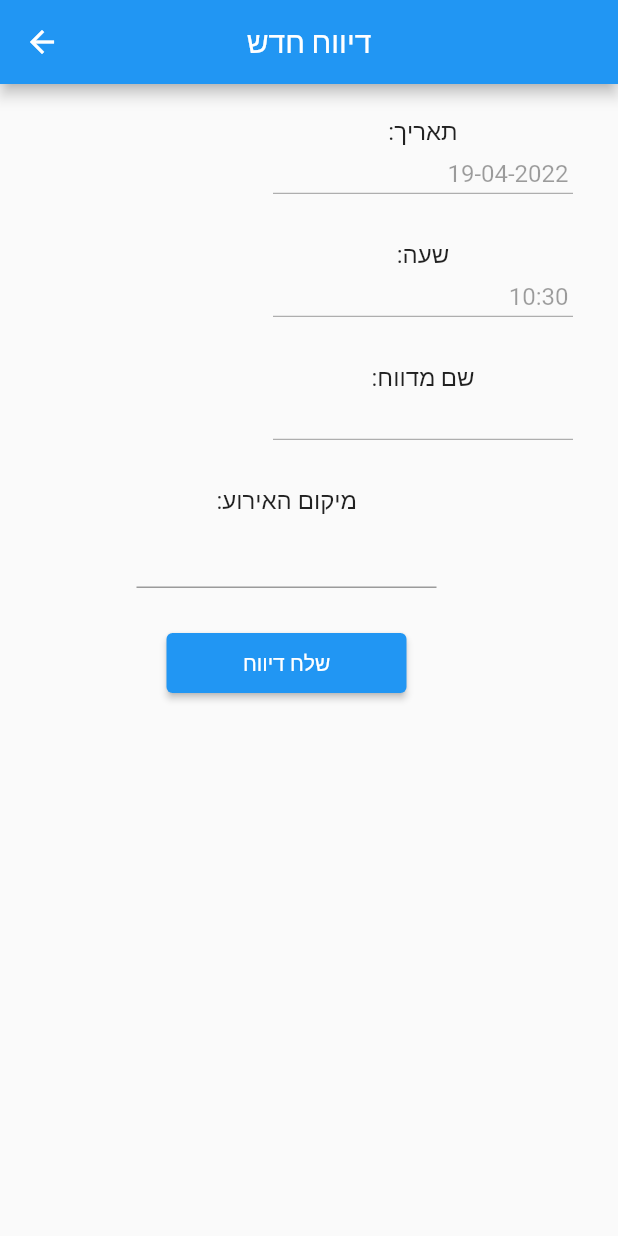
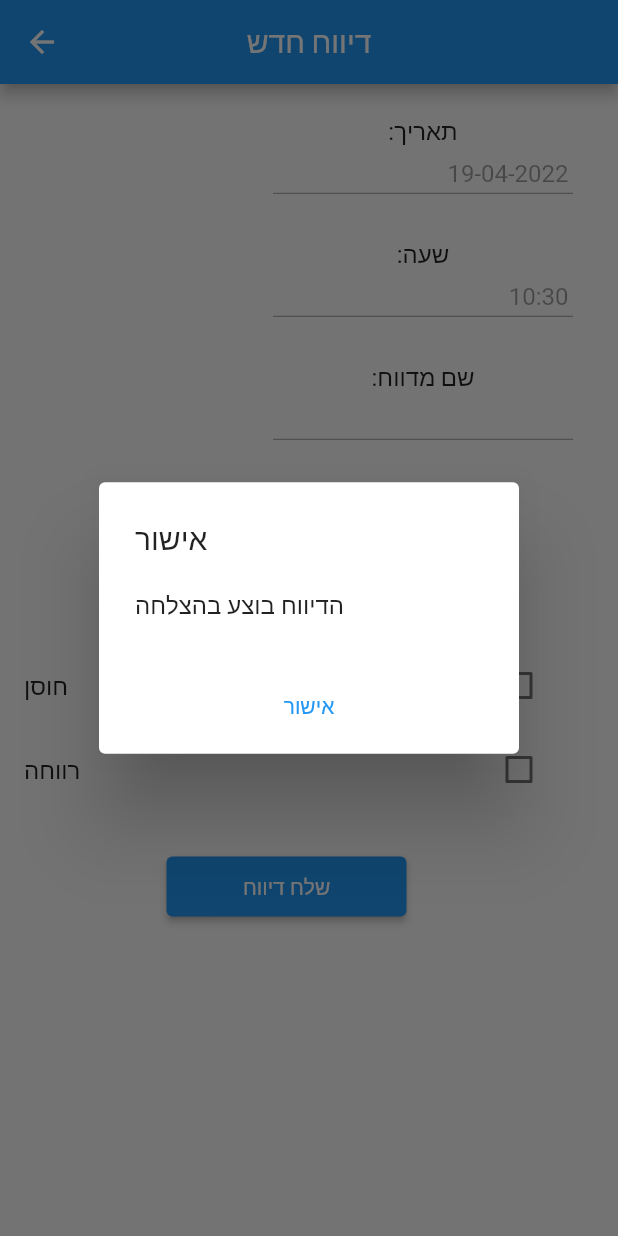
Before and after one commit to oshrey16/RedHosen, a Flutter app: the ReportPage screen opened directly, after a tap on "שלח דיווח", on a phone screen of 412 x 824 dp. Run offline on Flutter 3.47's test engine with Material 2 defaults, Android fonts, the light colour scheme and no system bars; our stand-ins replace cloud_firestore, cloud_functions, csv, firebase_auth, firebase_core, firebase_database and 2 more; accounts and stored records are empty.

Commit message:
Save realtime db with ReportTo & Show Msg when user send report

```diff
--- a/lib/mytools.dart
+++ b/lib/mytools.dart
@@ -87,3 +87,8 @@ Widget logoutButton(BuildContext context) {
     child: const Text("התנתק"),
   );
 }
+
+enum institution{
+  hosen,
+  social,
+}
--- a/lib/reporter/report_class.dart
+++ b/lib/reporter/report_class.dart
@@ -1,32 +1,46 @@
 import 'package:cloud_firestore/cloud_firestore.dart';
 import 'package:flutter/material.dart';
 import 'package:firebase_database/firebase_database.dart';
+import 'package:red_hosen/mytools.dart';
 
 class ReportClass {
   Map<String, dynamic> fields = {};
   late String version;
+  // final Map<institution,bool> reportToValue;
+  late Map<String, bool> reportTo = {};
 
-  ReportClass(this.version, Map<int, TextEditingController> textControllers) {
+  ReportClass(this.version, Map<int, TextEditingController> textControllers,
+      reportToValue) {
     castControllers(textControllers);
+    castReportTo(reportToValue);
     fields['version'] = version;
   }
 
+  /// Cast Controllers To <string,dynamic>
   castControllers(Map<int, TextEditingController> textControllers) {
     textControllers.forEach((k, v) {
       fields[k.toString()] = v.text;
     });
   }
 
+  castReportTo(Map<institution, bool> reportToValue) {
+    reportToValue.forEach((k, v) {
+      reportTo[k.name] = v;
+    });
+  }
+
+  /// Add Report To Firestore
+  /// insert report to realtime DB with id in firestore
   addReport() async {
-    print("asd");
-    var collection = FirebaseFirestore.instance.collection("Reports").add(fields);
-    print(collection);
-    DatabaseReference ref = FirebaseDatabase.instance.ref("activeReports");
-    await ref.set({
-      "name": "Johcn",
-      "age": 18,
-      "address": {"line1": "100 Mountain View"}
+    FirebaseFirestore.instance
+        .collection("Reports")
+        .add(fields)
+        .then((value) async {
+      DatabaseReference ref =
+          FirebaseDatabase.instance.ref("activeReports/" + value.id);
+      await ref.set({
+        "ReportTo": reportTo,
+      });
     });
-    print("asd");
   }
 }
--- a/lib/reporter/report_page.dart
+++ b/lib/reporter/report_page.dart
@@ -7,6 +7,7 @@ import 'package:geocoding/geocoding.dart';
 import 'package:csv/csv.dart';
 import 'package:flutter/services.dart' show rootBundle;
 import 'package:red_hosen/reporter/report_class.dart';
+import 'package:red_hosen/mytools.dart';
 
 class ReportPage extends StatefulWidget {
   const ReportPage({Key? key}) : super(key: key);
@@ -26,7 +27,7 @@ class _ReportPageState extends State<ReportPage> {
   late List<String> streetList;
 
   //TextEditingControllers To inputs
-  final Map<int, TextEditingController> _textControllers= {};
+  final Map<int, TextEditingController> _textControllers = {};
   // Present fields texts and types value
   Map<int, String> itemsText = {};
   Map<int, String> itemstype = {};
@@ -34,6 +35,13 @@ class _ReportPageState extends State<ReportPage> {
   // {fieldIndex: {checkboxIndex:"TextValue"}}
   Map<int, List<dynamic>> checkboxsText = {};
   Map<int, Map<int, bool>> checkboxsValue = {};
+
+  // Report to Hosen/social
+  // institution - From MyTools File
+  Map<institution, bool> reportToValue = {
+    institution.hosen: false,
+    institution.social: false
+  };
 
   @override
   void initState() {
@@ -59,6 +67,8 @@ class _ReportPageState extends State<ReportPage> {
               inputBoxState(_nameController, "שם מדווח", false),
               const SizedBox(height: 10),
               SizedBox(width: 200, child: autoCompleteStreet()),
+              const SizedBox(height: 15),
+              checkboxReportTo(),
               const SizedBox(height: 15),
               FutureBuilder(
                 future: getrowsText(),
@@ -86,16 +96,19 @@ class _ReportPageState extends State<ReportPage> {
                       //   MaterialPageRoute(
                       //       builder: (context) => const Text("asd")),
                       // );
-                      sendReport();
+                      sendReport().then((value) {showDialogMsg(context, MsgType.ok,
+                                "הדיווח בוצע בהצלחה")
+                            .then((value) => Navigator.pop(context));});
                     },
                     child: const Text("שלח דיווח"),
                   ))
             ])));
   }
 
-  void sendReport() async {
+  Future sendReport() async {
     // var collection = FirebaseFirestore.instance.collection("Reports").add(data)
-    ReportClass d = ReportClass(_versionreport, _textControllers);
+    ReportClass d =
+        ReportClass(_versionreport, _textControllers, reportToValue);
     d.addReport();
   }
 
@@ -185,6 +198,28 @@ class _ReportPageState extends State<ReportPage> {
           ),
         ],
       )
+    ]);
+  }
+
+  Widget checkboxReportTo() {
+    return Column(children: [
+      const Text("דיווח לגורם:", style: TextStyle(fontSize: 16)),
+      CheckboxListTile(
+          title: const Text("חוסן"),
+          checkColor: Colors.white,
+          value: reportToValue[institution.hosen],
+          onChanged: (bool? value) {
+            reportToValue[institution.hosen] = value!;
+            setState(() {});
+          }),
+      CheckboxListTile(
+          title: const Text("רווחה"),
+          checkColor: Colors.white,
+          value: reportToValue[institution.social],
+          onChanged: (bool? value) {
+            reportToValue[institution.social] = value!;
+            setState(() {});
+          })
     ]);
   }
 
```
